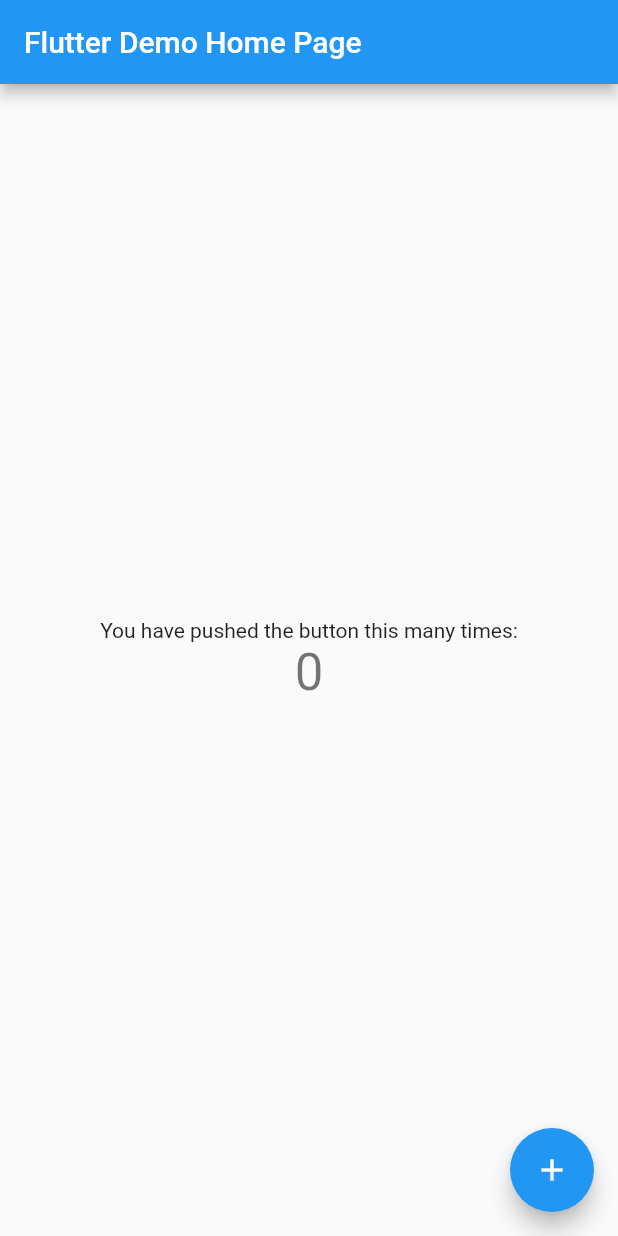
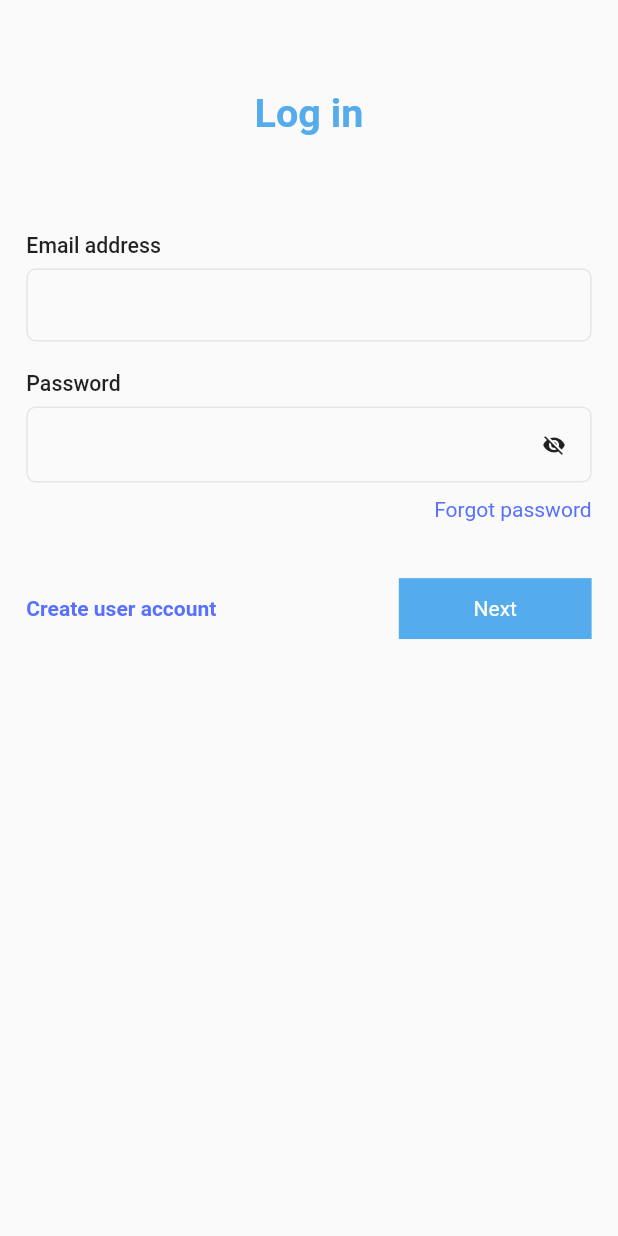
Before and after one commit to tranthanhtra/webtoonz-mobile, a Flutter app: the screen it shows after launch, on a phone screen of 412 x 824 dp. Run offline on Flutter 3.47's test engine with Material 2 defaults, Android fonts, the phone set to English and light mode, and no system bars; our stand-ins replace convert, get, tuple; missing offline and left inert: ecdsa, elliptic, encrypt, pointycastle, secp256k1.

Commit message:
feat: login ui

```diff
--- /dev/null
+++ b/lib/controllers/login/login_controller.dart
@@ -0,0 +1,12 @@
+import 'package:flutter/cupertino.dart';
+import 'package:get/get.dart';
+
+class LoginController extends GetxController {
+  TextEditingController username = TextEditingController();
+  TextEditingController password = TextEditingController();
+
+  RxBool isHidePassword = true.obs;
+
+  void changeHidePassword() {
+    isHidePassword.value = !isHidePassword.value;
+  }}
--- a/lib/main.dart
+++ b/lib/main.dart
@@ -1,115 +1,24 @@
 import 'package:flutter/material.dart';
+import 'package:get/get.dart';
+import 'package:webtoonz_mobile/screens/login_screen/login_screen.dart';
 
 void main() {
-  runApp(const MyApp());
+  runApp(MyApp());
 }
 
 class MyApp extends StatelessWidget {
-  const MyApp({Key? key}) : super(key: key);
-
-  // This widget is the root of your application.
   @override
   Widget build(BuildContext context) {
-    return MaterialApp(
+    return GetMaterialApp(
+      debugShowCheckedModeBanner: false,
       title: 'Flutter Demo',
       theme: ThemeData(
-        // This is the theme of your application.
-        //
-        // Try running your application with "flutter run". You'll see the
-        // application has a blue toolbar. Then, without quitting the app, try
-        // changing the primarySwatch below to Colors.green and then invoke
-        // "hot reload" (press "r" in the console where you ran "flutter run",
-        // or simply save your changes to "hot reload" in a Flutter IDE).
-        // Notice that the counter didn't reset back to zero; the application
-        // is not restarted.
-        primarySwatch: Colors.blue,
       ),
-      home: const MyHomePage(title: 'Flutter Demo Home Page'),
+      home: home(),
     );
   }
-}
 
-class MyHomePage extends StatefulWidget {
-  const MyHomePage({Key? key, required this.title}) : super(key: key);
-
-  // This widget is the home page of your application. It is stateful, meaning
-  // that it has a State object (defined below) that contains fields that affect
-  // how it looks.
-
-  // This class is the configuration for the state. It holds the values (in this
-  // case the title) provided by the parent (in this case the App widget) and
-  // used by the build method of the State. Fields in a Widget subclass are
-  // always marked "final".
-
-  final String title;
-
-  @override
-  State<MyHomePage> createState() => _MyHomePageState();
-}
-
-class _MyHomePageState extends State<MyHomePage> {
-  int _counter = 0;
-
-  void _incrementCounter() {
-    setState(() {
-      // This call to setState tells the Flutter framework that something has
-      // changed in this State, which causes it to rerun the build method below
-      // so that the display can reflect the updated values. If we changed
-      // _counter without calling setState(), then the build method would not be
-      // called again, and so nothing would appear to happen.
-      _counter++;
-    });
-  }
-
-  @override
-  Widget build(BuildContext context) {
-    // This method is rerun every time setState is called, for instance as done
-    // by the _incrementCounter method above.
-    //
-    // The Flutter framework has been optimized to make rerunning build methods
-    // fast, so that you can just rebuild anything that needs updating rather
-    // than having to individually change instances of widgets.
-    return Scaffold(
-      appBar: AppBar(
-        // Here we take the value from the MyHomePage object that was created by
-        // the App.build method, and use it to set our appbar title.
-        title: Text(widget.title),
-      ),
-      body: Center(
-        // Center is a layout widget. It takes a single child and positions it
-        // in the middle of the parent.
-        child: Column(
-          // Column is also a layout widget. It takes a list of children and
-          // arranges them vertically. By default, it sizes itself to fit its
-          // children horizontally, and tries to be as tall as its parent.
-          //
-          // Invoke "debug painting" (press "p" in the console, choose the
-          // "Toggle Debug Paint" action from the Flutter Inspector in Android
-          // Studio, or the "Toggle Debug Paint" command in Visual Studio Code)
-          // to see the wireframe for each widget.
-          //
-          // Column has various properties to control how it sizes itself and
-          // how it positions its children. Here we use mainAxisAlignment to
-          // center the children vertically; the main axis here is the vertical
-          // axis because Columns are vertical (the cross axis would be
-          // horizontal).
-          mainAxisAlignment: MainAxisAlignment.center,
-          children: <Widget>[
-            const Text(
-              'You have pushed the button this many times:',
-            ),
-            Text(
-              '$_counter',
-              style: Theme.of(context).textTheme.headline4,
-            ),
-          ],
-        ),
-      ),
-      floatingActionButton: FloatingActionButton(
-        onPressed: _incrementCounter,
-        tooltip: 'Increment',
-        child: const Icon(Icons.add),
-      ), // This trailing comma makes auto-formatting nicer for build methods.
-    );
+  Widget home() {
+    return LoginScreen();
   }
 }
--- /dev/null
+++ b/lib/screens/login_screen/login_screen.dart
@@ -0,0 +1,103 @@
+import 'package:flutter/material.dart';
+import 'package:get/get.dart';
+import 'package:webtoonz_mobile/controllers/login/login_controller.dart';
+import 'package:webtoonz_mobile/utils/config.dart';
+import 'package:webtoonz_mobile/widgets/bounce_button.dart';
+import 'package:webtoonz_mobile/widgets/input.dart';
+import 'package:webtoonz_mobile/widgets/text.dart';
+
+class LoginScreen extends StatelessWidget {
+  LoginController loginController = Get.put(LoginController());
+
+  @override
+  Widget build(BuildContext context) {
+    return Scaffold(
+      body: SafeArea(
+        child: Padding(
+          padding: EdgeInsets.only(
+            top: getHeight(60),
+            left: getWidth(16),
+            right: getWidth(16),
+          ),
+          child: Column(
+            crossAxisAlignment: CrossAxisAlignment.center,
+            children: [
+              accessHeader("Log in"),
+              SizedBox(
+                height: getHeight(63),
+              ),
+              inputRegular(
+                context,
+                label: "Email address",
+                textEditingController: loginController.username,
+                hintText: '',
+              ),
+              SizedBox(
+                height: getHeight(20),
+              ),
+              Obx(() {
+                return inputPassword(
+                  context,
+                  label: "Password",
+                  controller: loginController.password,
+                  hintText: "",
+                  isHide: loginController.isHidePassword.value,
+                  changeHide: loginController.changeHidePassword,
+                );
+              }),
+              SizedBox(
+                height: getHeight(10),
+              ),
+              Container(
+                alignment: Alignment.centerRight,
+                width: double.infinity,
+                child: Bouncing(
+                  onPress: () {},
+                  child: const Text(
+                    "Forgot password",
+                    style: TextStyle(
+                      color: Color(0xFF5770FF),
+                    ),
+                  ),
+                ),
+              ),
+              SizedBox(
+                height: getHeight(37),
+              ),
+              Row(
+                mainAxisAlignment: MainAxisAlignment.spaceBetween,
+                children: [
+                  Bouncing(
+                    onPress: () {},
+                    child: const Text(
+                      "Create user account",
+                      style: TextStyle(
+                        color: Color(0xFF5770FF),
+                        fontWeight: FontWeight.w700,
+                      ),
+                    ),
+                  ),
+                  Bouncing(
+                    child: Container(
+                      height: getHeight(40),
+                      width: getWidth(117),
+                      alignment: Alignment.center,
+                      color: Color(0xFF54ACEC),
+                      child: Text(
+                        "Next",
+                        style: TextStyle(
+                          color: Colors.white,
+                        ),
+                      ),
+                    ),
+                    onPress: () {},
+                  ),
+                ],
+              )
+            ],
+          ),
+        ),
+      ),
+    );
+  }
+}
--- a/lib/utils/config.dart
+++ b/lib/utils/config.dart
@@ -1,21 +1,21 @@
-// import 'package:flutter/material.dart';
-// import 'package:get/get.dart';
-//
-// double designWidth = 375;
-// double designHeight = 812;
-//
-// double screenWidth() {
-//   return MediaQuery.of(Get.context!).size.width;
-// }
-//
-// double screenHeight() {
-//   return MediaQuery.of(Get.context!).size.height;
-// }
-//
-// double getWidth(double width) {
-//   return width * screenWidth() / designWidth;
-// }
-//
-// double getHeight(double height) {
-//   return height * screenHeight() / designHeight;
-// }
+import 'package:flutter/material.dart';
+import 'package:get/get.dart';
+
+double designWidth = 375;
+double designHeight = 812;
+
+double screenWidth() {
+  return MediaQuery.of(Get.context!).size.width;
+}
+
+double screenHeight() {
+  return MediaQuery.of(Get.context!).size.height;
+}
+
+double getWidth(double width) {
+  return width * screenWidth() / designWidth;
+}
+
+double getHeight(double height) {
+  return height * screenHeight() / designHeight;
+}
--- /dev/null
+++ b/lib/widgets/bounce_button.dart
@@ -0,0 +1,55 @@
+import 'package:flutter/material.dart';
+
+class Bouncing extends StatefulWidget {
+  final Widget child;
+  final VoidCallback onPress;
+
+  Bouncing({required this.child, required this.onPress});
+
+  @override
+  _BouncingState createState() => _BouncingState();
+}
+
+class _BouncingState extends State<Bouncing>
+    with SingleTickerProviderStateMixin {
+  late double _scale;
+  late AnimationController _controller;
+
+  @override
+  void initState() {
+    super.initState();
+    _controller = AnimationController(
+      vsync: this,
+      duration: Duration(milliseconds: 200),
+      lowerBound: 0.0,
+      upperBound: 0.1,
+    );
+    _controller.addListener(() {
+      setState(() {});
+    });
+  }
+
+  @override
+  void dispose() {
+    super.dispose();
+    _controller.dispose();
+  }
+
+  @override
+  Widget build(BuildContext context) {
+    _scale = 1 - _controller.value;
+    return Listener(
+      onPointerDown: (PointerDownEvent event) {
+        _controller.forward();
+      },
+      onPointerUp: (PointerUpEvent event) {
+        _controller.reverse();
+        widget.onPress();
+      },
+      child: Transform.scale(
+        scale: _scale,
+        child: widget.child,
+      ),
+    );
+  }
+}
--- /dev/null
+++ b/lib/widgets/input.dart
@@ -0,0 +1,165 @@
+import 'package:flutter/material.dart';
+import 'package:webtoonz_mobile/utils/config.dart';
+
+Container inputRegular(
+  BuildContext context, {
+  String? label,
+  required String hintText,
+  required TextEditingController textEditingController,
+  bool required = false,
+  double height = 48,
+  double width = 0,
+  int maxLines = 1,
+  int minLines = 1,
+  TextInputType keyboardType = TextInputType.text,
+}) {
+  return Container(
+    width: width == 0 ? null : getWidth(width),
+    child: Column(
+      children: [
+        label != null
+            ? Container(
+                margin: EdgeInsets.only(
+                  // left: getWidth(16),
+                  right: getWidth(16),
+                ),
+                width: double.infinity,
+                child: Row(children: [
+                  Text(label,
+                      style: TextStyle(
+                          fontSize: getHeight(14),
+                          fontWeight: FontWeight.w500)),
+                ]),
+              )
+            : Container(),
+        label != null
+            ? SizedBox(
+                height: getHeight(6),
+              )
+            : Container(),
+        Container(
+          height: getHeight(height),
+          decoration: BoxDecoration(
+            borderRadius: BorderRadius.circular(getHeight(6)),
+            border: Border.all(
+              color: const Color(0xFFE6E6E6),
+              width: getHeight(1),
+            ),
+          ),
+          child: Row(
+            children: [
+              Expanded(
+                child: TextFormField(
+                  maxLines: maxLines,
+                  minLines: minLines,
+                  keyboardType: keyboardType,
+                  controller: textEditingController,
+                  style: TextStyle(
+                    fontSize: getHeight(14),
+                  ),
+                  decoration: InputDecoration(
+                    border: InputBorder.none,
+                    floatingLabelBehavior: FloatingLabelBehavior.never,
+                    focusedBorder: InputBorder.none,
+                    enabledBorder: InputBorder.none,
+                    errorBorder: InputBorder.none,
+                    disabledBorder: InputBorder.none,
+                    labelText: hintText,
+                    contentPadding: EdgeInsets.only(
+                      left: getWidth(18),
+                      bottom: getHeight(20),
+                    ),
+                    labelStyle: TextStyle(
+                        color: const Color(0xFF9E9E9E),
+                        fontSize: getHeight(14)),
+                  ),
+                ),
+              ),
+            ],
+          ),
+        ),
+      ],
+    ),
+  );
+}
+
+Container inputPassword(
+  BuildContext context, {
+  String? label,
+  bool required = false,
+  required TextEditingController controller,
+  required String hintText,
+  required bool isHide,
+  required Function changeHide,
+}) {
+  return Container(
+    child: Column(
+      children: [
+        label != null
+            ? Container(
+                margin: EdgeInsets.only(
+                  // left: getWidth(16),
+                  right: getWidth(16),
+                ),
+                width: double.infinity,
+                child: Row(children: [
+                  Text(label,
+                      style: TextStyle(
+                          fontSize: getHeight(14),
+                          fontWeight: FontWeight.w500)),
+                  required
+                      ? Text("*")
+                      : Container()
+                ]),
+              )
+            : Container(),
+        label != null
+            ? SizedBox(
+                height: getHeight(6),
+              )
+            : Container(),
+        Container(
+          height: getHeight(50),
+          decoration: BoxDecoration(
+            borderRadius: BorderRadius.circular(getHeight(6)),
+            border: Border.all(
+              color: const Color(0xFFE6E6E6),
+              width: getHeight(1),
+            ),
+          ),
+          child: Row(
+            children: [
+              Expanded(
+                child: TextFormField(
+                    style: TextStyle(fontSize: getHeight(14)),
+                    controller: controller,
+                    obscureText: isHide,
+                    decoration: InputDecoration(
+                      border: InputBorder.none,
+                      focusedBorder: InputBorder.none,
+                      enabledBorder: InputBorder.none,
+                      errorBorder: InputBorder.none,
+                      disabledBorder: InputBorder.none,
+                      labelText: hintText,
+                      floatingLabelBehavior: FloatingLabelBehavior.never,
+                      contentPadding: EdgeInsets.only(
+                          left: getWidth(18), bottom: getHeight(20)),
+                      labelStyle: TextStyle(
+                          fontSize: getHeight(14)),
+                    )),
+              ),
+              IconButton(
+                  onPressed: () {
+                    changeHide();
+                  },
+                  icon: Icon(
+                    isHide ? Icons.visibility_off : Icons.visibility,
+                    size: 16,
+                  ))
+            ],
+          ),
+        )
+      ],
+    ),
+  );
+}
--- /dev/null
+++ b/lib/widgets/text.dart
@@ -0,0 +1,13 @@
+import 'package:flutter/material.dart';
+import 'package:webtoonz_mobile/utils/config.dart';
+
+Text accessHeader(String title) {
+  return Text(
+    title,
+    style: TextStyle(
+      color: const Color(0xFF54ACEC),
+      fontSize: getWidth(24),
+      fontWeight: FontWeight.w700,
+    ),
+  );
+}
--- a/pubspec.yaml
+++ b/pubspec.yaml
@@ -41,6 +41,7 @@ dependencies:
   tuple: ^2.0.0
   ecdsa: ^0.0.4
   intl: ^0.17.0
+  get: ^4.6.1
 dev_dependencies:
   flutter_test:
     sdk: flutter
```
Also changed, not shown: pubspec.lock, 1 other file.
